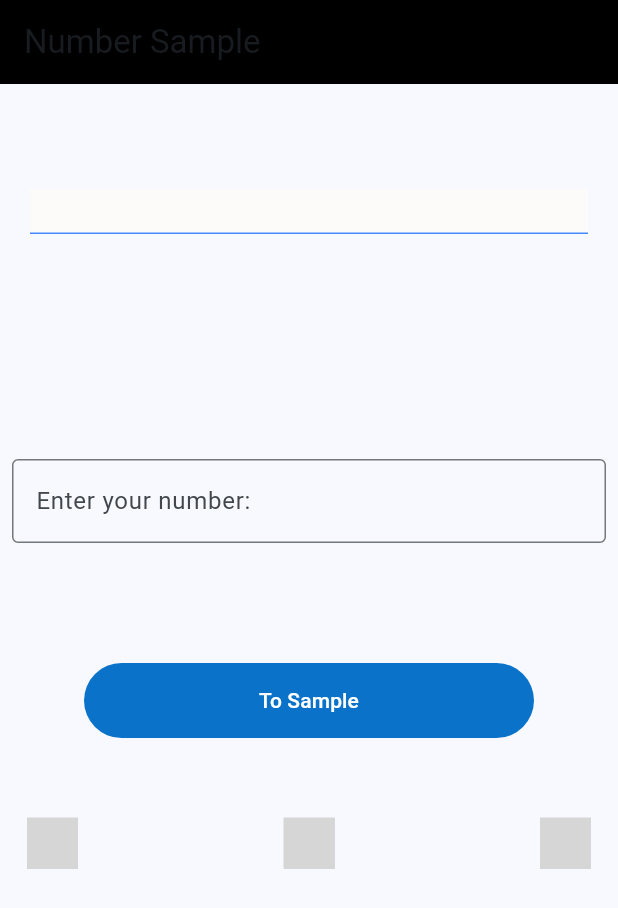
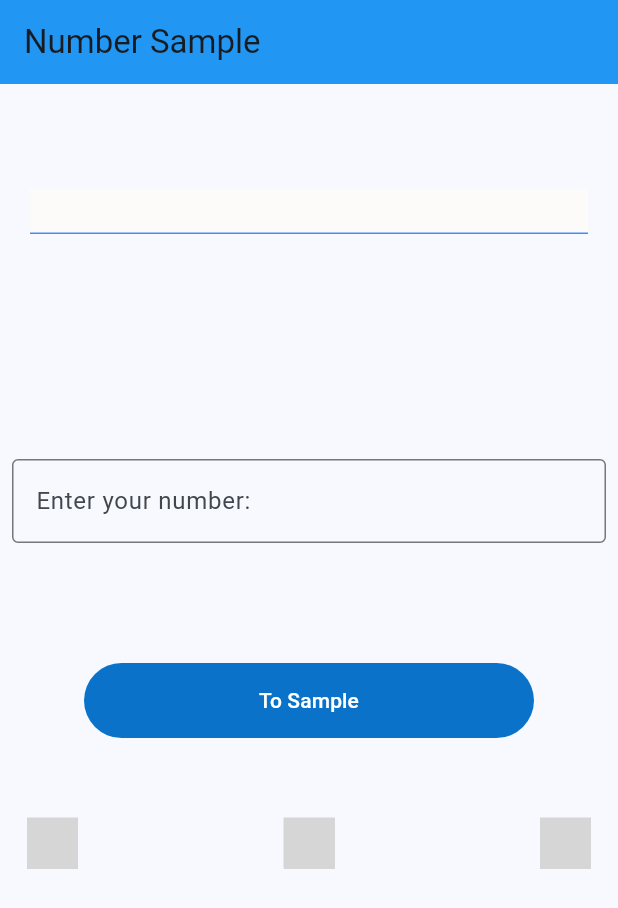
Before and after one commit to Iskander2323/flatter_practice_day_5, a Flutter app: the screen it shows after launch, on a phone screen of 412 x 824 dp. Shown: the top 908 px of the screen. Run offline on Flutter 3.47's test engine with Material 2 defaults, Android fonts, the light colour scheme and no system bars; missing offline and left inert: flag; grey boxes are pictures that could not be loaded.

Commit message:
new branch

```diff
--- a/lib/main.dart
+++ b/lib/main.dart
@@ -64,7 +64,7 @@ class _MyHomePageState extends State<MyHomePage> {
   Widget build(BuildContext context) {
     return Scaffold(
         appBar: AppBar(
-          backgroundColor: Colors.black,
+          backgroundColor: Colors.blue,
           title: Text(widget.title),
         ),
         body: Column(
```
